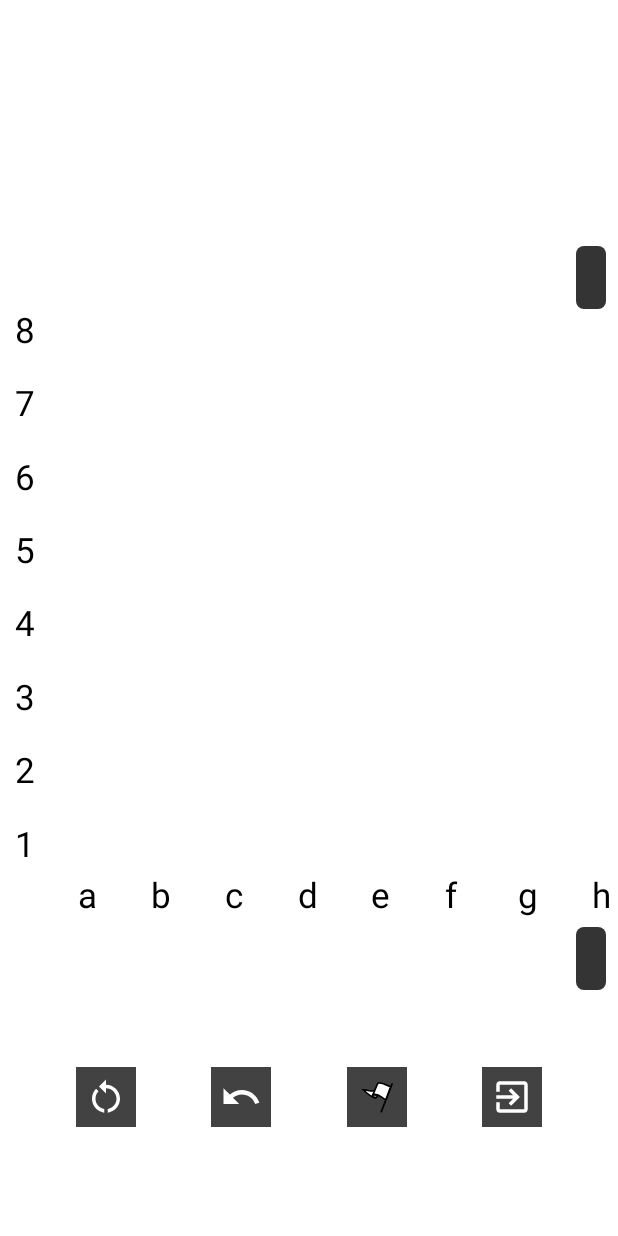
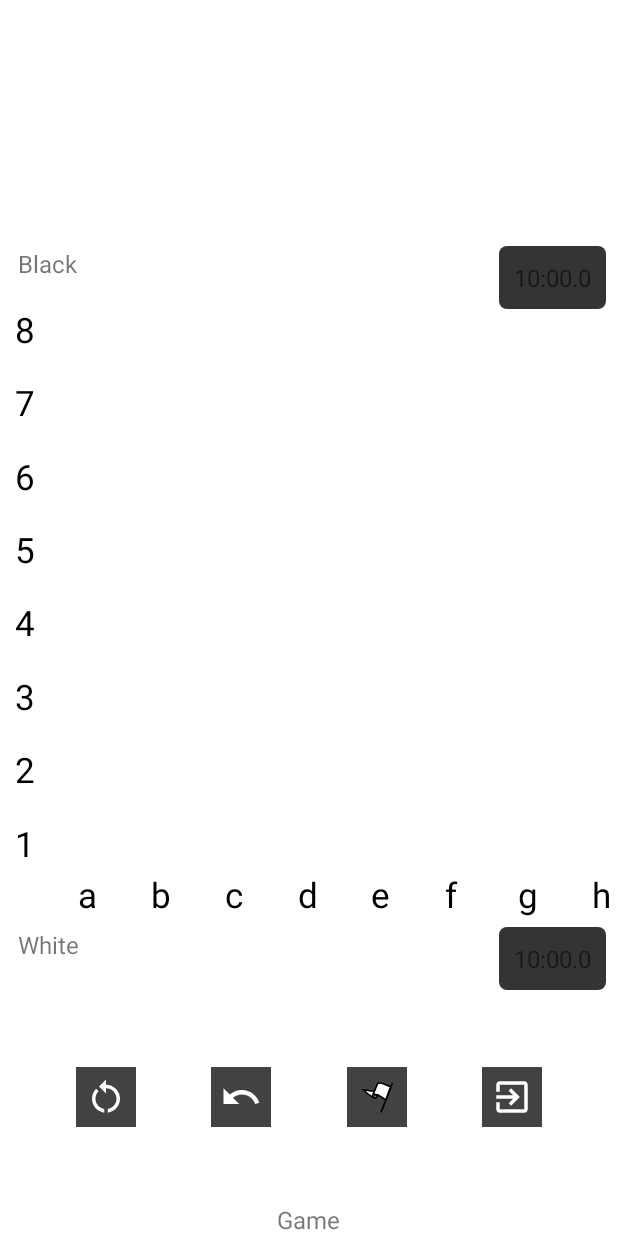
Before and after one commit to Dileep-raj/Simple-Chess-private, an Android app: the layout fragment_game.xml on its own in the app's theme, with its tools: preview values and no code run, on a phone screen of 412 x 824 dp. Run offline under Robolectric (Android 15) with nearby library versions, the phone set to English and light mode, and no system bars.

Commit message:
Fixed horizontal scroll function and modified Log commands type

```diff
--- a/simplechess_temp/app/src/main/java/com/drdedd/simplechess_temp/fragments/HomeFragment.java
+++ b/simplechess_temp/app/src/main/java/com/drdedd/simplechess_temp/fragments/HomeFragment.java
@@ -38,6 +38,7 @@ public class HomeFragment extends Fragment {
         view.findViewById(R.id.btn_new_game).setOnClickListener(v -> startGame(true));
         view.findViewById(R.id.btn_exit_app).setOnClickListener(v -> exit_app());
         view.findViewById(R.id.btn_settings).setOnClickListener(v -> navController.navigate(R.id.nav_settings));
+//        view.findViewById(R.id.btn_open_test).setOnClickListener(v -> navController.navigate(R.id.nav_test));
 
         if (dataManager.readObject(DataManager.boardFile) == null || dataManager.readObject(DataManager.PGNFile) == null || dataManager.readObject(DataManager.stackFile) == null)
             btn_continue.setVisibility(View.GONE);
--- a/simplechess_temp/app/src/main/java/com/drdedd/simplechess_temp/fragments/settings/SettingsFragment.java
+++ b/simplechess_temp/app/src/main/java/com/drdedd/simplechess_temp/fragments/settings/SettingsFragment.java
@@ -148,7 +148,7 @@ public class SettingsFragment extends Fragment {
                 int input = Integer.parseInt(dest.toString() + source.toString());
                 if (isInRange(min, max, input)) return null;
             } catch (NumberFormatException nfe) {
-                Log.d("InputFilterError", "Error:\n" + nfe);
+                Log.e("InputFilterError", "Error in filter:\n", nfe);
             }
             return "";
         }
--- a/simplechess_temp/app/src/main/java/com/drdedd/simplechess_temp/pieces/King.java
+++ b/simplechess_temp/app/src/main/java/com/drdedd/simplechess_temp/pieces/King.java
@@ -139,7 +139,7 @@ public class King extends Piece {
     public boolean isChecked(BoardInterface boardInterface) {
         HashSet<Piece> pieces = boardInterface.getBoardModel().pieces;
         for (Piece piece : pieces)
-            if (piece.getPlayer() != getPlayer() && piece.isNotCaptured())
+            if (piece.getPlayer() != getPlayer() && !piece.isCaptured())
                 if (piece.canCapture(boardInterface, this)) return true;
         return false;
     }
--- a/simplechess_temp/app/src/main/java/com/drdedd/simplechess_temp/pieces/Piece.java
+++ b/simplechess_temp/app/src/main/java/com/drdedd/simplechess_temp/pieces/Piece.java
@@ -174,8 +174,8 @@ public abstract class Piece implements Serializable, Cloneable {
         return rank == Rank.KING;
     }
 
-    public boolean isNotCaptured() {
-        return !captured;
+    public boolean isCaptured() {
+        return captured;
     }
 
     public void setCaptured(boolean captured) {
--- a/simplechess_temp/app/src/main/res/layout/fragment_game.xml
+++ b/simplechess_temp/app/src/main/res/layout/fragment_game.xml
@@ -65,23 +65,26 @@
         android:id="@+id/scrollView"
         android:layout_width="match_parent"
         android:layout_height="wrap_content"
+        android:layout_marginBottom="8dp"
         android:scrollbars="none"
-        android:layout_marginBottom="8dp"
         app:layout_constraintBottom_toTopOf="@+id/boardNameLayout"
-        app:layout_constraintEnd_toEndOf="parent">
+        app:layout_constraintEnd_toEndOf="parent"
+        app:layout_constraintStart_toStartOf="parent">
 
         <TextView
             android:id="@+id/pgn_textview"
             android:layout_width="wrap_content"
             android:layout_height="wrap_content"
+            android:padding="4dp"
             android:scrollHorizontally="true"
             android:textSize="16sp" />
     </HorizontalScrollView>
 
-    <androidx.constraintlayout.widget.ConstraintLayout
+    <LinearLayout
         android:id="@+id/boardNameLayout"
         android:layout_width="match_parent"
         android:layout_height="wrap_content"
+        android:orientation="vertical"
         app:layout_constraintBottom_toBottomOf="parent"
         app:layout_constraintEnd_toEndOf="parent"
         app:layout_constraintStart_toStartOf="parent"
@@ -90,21 +93,42 @@
         <androidx.constraintlayout.widget.ConstraintLayout
             android:id="@+id/blackDetailsLayout"
             android:layout_width="match_parent"
-            android:layout_height="wrap_content"
-            app:layout_constraintEnd_toEndOf="parent"
-            app:layout_constraintStart_toStartOf="parent"
-            app:layout_constraintTop_toTopOf="parent">
+            android:layout_height="wrap_content">
 
-            <TextView
-                android:id="@+id/blackNameTV"
+            <LinearLayout
                 android:layout_width="wrap_content"
                 android:layout_height="wrap_content"
-                android:paddingStart="12dp"
-                android:paddingEnd="12dp"
-                android:textSize="16sp"
+                android:orientation="vertical"
                 app:layout_constraintBottom_toBottomOf="parent"
                 app:layout_constraintStart_toStartOf="parent"
-                app:layout_constraintTop_toTopOf="parent" />
+                app:layout_constraintTop_toTopOf="parent">
+
+                <TextView
+                    android:id="@+id/blackNameTV"
+                    android:layout_width="wrap_content"
+                    android:layout_height="wrap_content"
+                    android:paddingHorizontal="12dp"
+                    android:text="@string/black"
+                    android:textSize="16sp" />
+
+                <LinearLayout
+                    android:layout_width="wrap_content"
+                    android:layout_height="wrap_content"
+                    android:orientation="horizontal">
+
+                    <LinearLayout
+                        android:id="@+id/whiteCapturedPieces"
+                        android:layout_width="wrap_content"
+                        android:layout_height="wrap_content"
+                        android:orientation="horizontal" />
+
+                    <TextView
+                        android:id="@+id/blackValue"
+                        android:layout_width="wrap_content"
+                        android:layout_height="wrap_content" />
+                </LinearLayout>
+            </LinearLayout>
+
 
             <LinearLayout
                 android:id="@+id/blackTimeLayout"
@@ -121,6 +145,7 @@
                     android:id="@+id/blackTimeTV"
                     android:layout_width="wrap_content"
                     android:layout_height="wrap_content"
+                    android:text="@string/sample_time"
                     android:textSize="16sp" />
             </LinearLayout>
         </androidx.constraintlayout.widget.ConstraintLayout>
@@ -128,11 +153,7 @@
         <com.drdedd.simplechess_temp.ChessBoard
             android:id="@+id/chessBoard"
             android:layout_width="wrap_content"
-            android:layout_height="wrap_content"
-            app:layout_constraintBottom_toTopOf="@id/whiteDetailsLayout"
-            app:layout_constraintEnd_toEndOf="parent"
-            app:layout_constraintStart_toStartOf="parent"
-            app:layout_constraintTop_toBottomOf="@id/blackDetailsLayout" />
+            android:layout_height="wrap_content" />
 
         <androidx.constraintlayout.widget.ConstraintLayout
             android:id="@+id/whiteDetailsLayout"
@@ -142,16 +163,40 @@
             app:layout_constraintEnd_toEndOf="parent"
             app:layout_constraintStart_toStartOf="parent">
 
-            <TextView
-                android:id="@+id/whiteNameTV"
+            <LinearLayout
                 android:layout_width="wrap_content"
                 android:layout_height="wrap_content"
-                android:paddingStart="12dp"
-                android:paddingEnd="12dp"
-                android:textSize="16sp"
+                android:orientation="vertical"
                 app:layout_constraintBottom_toBottomOf="parent"
                 app:layout_constraintStart_toStartOf="parent"
-                app:layout_constraintTop_toTopOf="parent" />
+                app:layout_constraintTop_toTopOf="parent">
+
+                <TextView
+                    android:id="@+id/whiteNameTV"
+                    android:layout_width="wrap_content"
+                    android:layout_height="wrap_content"
+                    android:paddingHorizontal="12dp"
+                    android:text="@string/white"
+                    android:textSize="16sp" />
+
+                <LinearLayout
+                    android:layout_width="wrap_content"
+                    android:layout_height="wrap_content"
+                    android:orientation="horizontal">
+
+                    <LinearLayout
+                        android:id="@+id/blackCapturedPieces"
+                        android:layout_width="wrap_content"
+                        android:layout_height="wrap_content"
+                        android:orientation="horizontal" />
+
+                    <TextView
+                        android:id="@+id/whiteValue"
+                        android:layout_width="wrap_content"
+                        android:layout_height="wrap_content" />
+                </LinearLayout>
+            </LinearLayout>
+
 
             <LinearLayout
                 android:id="@+id/whiteTimeLayout"
@@ -168,11 +213,12 @@
                     android:id="@+id/whiteTimeTV"
                     android:layout_width="wrap_content"
                     android:layout_height="wrap_content"
+                    android:text="@string/sample_time"
                     android:textSize="16sp"
                     app:fontWeight="700" />
             </LinearLayout>
         </androidx.constraintlayout.widget.ConstraintLayout>
-    </androidx.constraintlayout.widget.ConstraintLayout>
+    </LinearLayout>
 
     <androidx.constraintlayout.widget.ConstraintLayout
         android:id="@+id/game_options_layout"
@@ -240,10 +286,11 @@
             app:srcCompat="@drawable/ic_exit" />
     </androidx.constraintlayout.widget.ConstraintLayout>
 
-    <androidx.constraintlayout.widget.ConstraintLayout
+    <LinearLayout
         android:id="@+id/gameStateLayout"
-        android:layout_width="wrap_content"
+        android:layout_width="match_parent"
         android:layout_height="wrap_content"
+        android:gravity="center"
         app:layout_constraintBottom_toBottomOf="parent"
         app:layout_constraintEnd_toEndOf="parent"
         app:layout_constraintStart_toStartOf="parent">
@@ -252,11 +299,8 @@
             android:id="@+id/gameStateView"
             android:layout_width="wrap_content"
             android:layout_height="wrap_content"
-            android:textAlignment="center"
-            android:textSize="16sp"
-            app:layout_constraintBottom_toBottomOf="parent"
-            app:layout_constraintEnd_toEndOf="parent"
-            app:layout_constraintStart_toStartOf="parent"
-            app:layout_constraintTop_toTopOf="parent" />
-    </androidx.constraintlayout.widget.ConstraintLayout>
+            android:text="@string/game"
+            android:textAlignment="gravity"
+            android:textSize="16sp" />
+    </LinearLayout>
 </androidx.constraintlayout.widget.ConstraintLayout>
--- a/simplechess_temp/app/src/main/res/navigation/mobile_navigation.xml
+++ b/simplechess_temp/app/src/main/res/navigation/mobile_navigation.xml
@@ -30,4 +30,9 @@
         android:name="com.drdedd.simplechess_temp.fragments.LoadGameFragment"
         android:label="@string/load_game"
         tools:layout="@layout/fragment_load_game" />
+    <fragment
+        android:id="@+id/nav_test"
+        android:name="com.drdedd.simplechess_temp.fragments.TestFragment"
+        android:label="@string/test_fragment"
+        tools:layout="@layout/fragment_test" />
 </navigation>
--- a/simplechess_temp/app/src/main/res/values/strings.xml
+++ b/simplechess_temp/app/src/main/res/values/strings.xml
@@ -31,6 +31,7 @@
     <string name="about">About</string>
     <string name="settings">Settings</string>
     <string name="load_game">Load Game</string>
+    <string name="test_fragment">Test Fragment</string>
 
     <string name="unicode_kw">\u2654</string>
     <string name="unicode_qw">\u2655</string>
@@ -63,6 +64,7 @@
     <string name="paste_your_pgn_here">Paste your PGN here</string>
     <string name="paste_from_clipboard">Paste from clipboard</string>
     <string name="load">Load</string>
+    <string name="sample_time">10:00.0</string>
 
     <string-array name="unicodes">
         <item>\u2654</item>
```
Also changed, not shown: simplechess_temp/app/src/main/java/com/drdedd/simplechess_temp/BoardModel.java (+8 -1 lines), simplechess_temp/app/src/main/java/com/drdedd/simplechess_temp/fragments/GameFragment.java (+51 -23 lines), simplechess_temp/app/src/main/java/com/drdedd/simplechess_temp/fragments/LoadGameFragment.java (+3 -7 lines), simplechess_temp/app/src/main/java/com/drdedd/simplechess_temp/fragments/TestFragment.java (added, +48 -0 lines), simplechess_temp/app/src/main/res/layout/fragment_home.xml (+8 -0 lines), simplechess_temp/app/src/main/res/layout/fragment_test.xml (added, +51 -0 lines), simplechess_temp/app/src/main/res/layout/test_layout.xml (added, +25 -0 lines), simplechess_temp/app/src/main/res/layout/test_timer.xml (deleted, +0 -91 lines).
